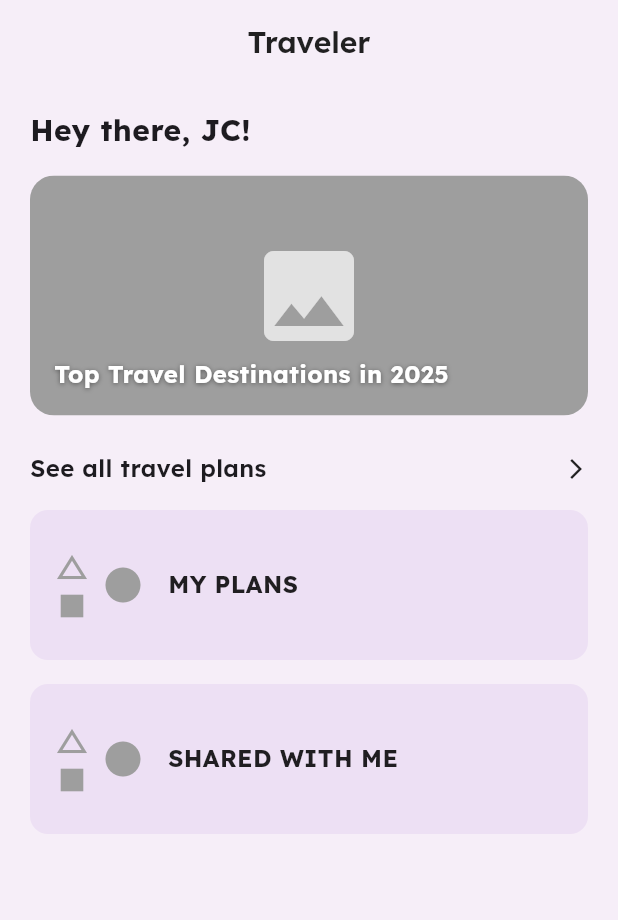
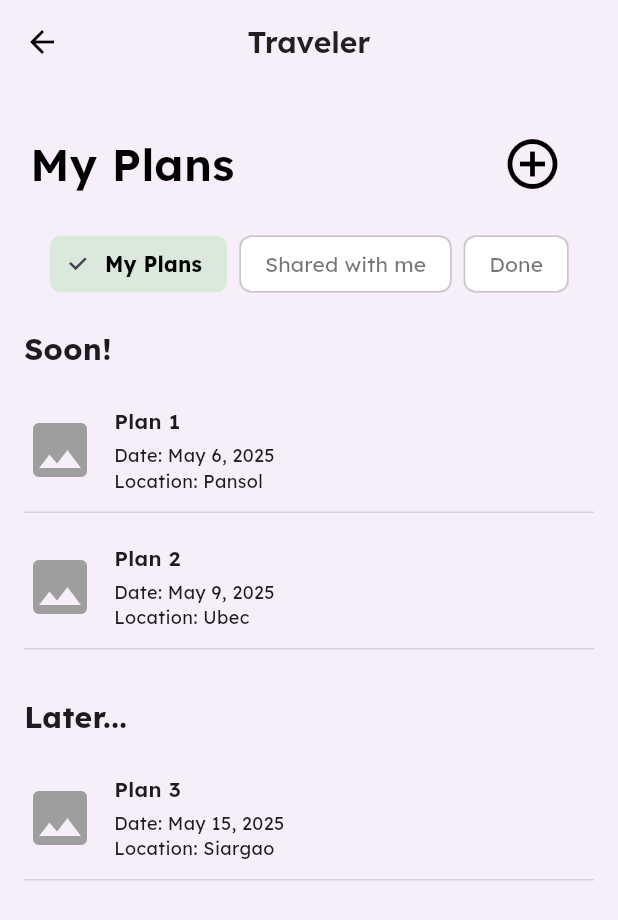
Before and after one commit to jpcabatingan/HaoFar_TravelApp, a Flutter app: the screen it shows after launch, on a phone screen of 412 x 824 dp. Shown: the top 920 px of the screen. Run offline on Flutter 3.47's test engine with Material 3 defaults, Android fonts, the phone set to English and light mode, and no system bars; our stand-ins replace firebase_core, google_fonts; accounts and stored records are empty.

Commit message:
chore: added travel plans list

```diff
--- a/project/lib/main.dart
+++ b/project/lib/main.dart
@@ -18,6 +18,8 @@ import 'package:project/screens/sign_up.dart';
 import 'package:project/screens/sign_up_interests.dart';
 
 import 'package:project/screens/homepage/homepage.dart';
+import 'package:project/screens/travel_plans_list.dart';
+
 import 'package:project/screens/profile/profile.dart';
 import 'package:project/screens/friends/friends.dart';
 
@@ -63,12 +65,13 @@ class MyApp extends StatelessWidget {
       initialRoute: "/",
       // routes of different pages
       routes: {
-        '/': (context) => const Homepage(),
+        '/': (context) => const TravelPlans(),
         '/signIn': (context) => const SignIn(),
         '/signUp': (context) => const SignUp(),
         '/signUpInterests': (context) => const SignUpInterests(),
         '/signUpTravelStyles': (context) => const SignUpTravelStyles(),
-        // '/homepage': (context) => const Homepage(),
+        '/homepage': (context) => const Homepage(),
+        '/travelPlans': (context) => const TravelPlans(),
       },
       // home: const Banner(
       //   message: 'Navigation Bar',
--- a/project/lib/screens/homepage/homepage.dart
+++ b/project/lib/screens/homepage/homepage.dart
@@ -92,7 +92,11 @@ class _HomepageState extends State<Homepage> {
               ),
             ),
             const SizedBox(height: 24),
-            Row(
+            GestureDetector(
+              onTap: () {
+                Navigator.pushNamed(context, '/travelPlans');
+              },
+              child: Row(
                 mainAxisAlignment: MainAxisAlignment.spaceBetween,
                 children: const [
                   Text(
@@ -102,6 +106,8 @@ class _HomepageState extends State<Homepage> {
                   Icon(Icons.arrow_forward_ios, size: 16),
                 ],
               ),
+            ),
+
             const SizedBox(height: 16),
             _verticalPlanCard('MY PLANS', () {
               Navigator.pushNamed(context, '/myPlans');
--- /dev/null
+++ b/project/lib/screens/travel_plans_list.dart
@@ -0,0 +1,269 @@
+import 'package:flutter/material.dart';
+import 'package:intl/intl.dart';
+
+class TravelPlan {
+  final String title;
+  final DateTime date;
+  final String location;
+  final String category;
+
+  TravelPlan({
+    required this.title,
+    required this.date,
+    required this.location,
+    required this.category,
+  });
+}
+
+class TravelPlans extends StatefulWidget {
+  const TravelPlans({super.key});
+
+  @override
+  State<TravelPlans> createState() => _TravelPlansState();
+}
+
+class _TravelPlansState extends State<TravelPlans> {
+  //  app colors
+  final Color _labelsColor = const Color.fromARGB(255, 80, 78, 118);
+  final Color _fieldColor = const Color.fromARGB(255, 255, 255, 255);
+  final Color _titleColor = const Color.fromARGB(255, 80, 78, 118);
+  final Color _btnColorContinue = const Color.fromARGB(255, 163, 181, 101);
+
+  final Color _cardMyColor = const Color.fromARGB(255, 241, 100, 46);
+  final Color _textMyColor = const Color.fromARGB(255, 255, 255, 255);
+  final Color _cardSharedColor = const Color.fromARGB(255, 252, 221, 157);
+
+  final formkey = GlobalKey<FormState>();
+  String selectedCategory = "my";
+
+  final List<TravelPlan> allPlans = [
+    TravelPlan(
+      title: 'Plan 1',
+      date: DateTime(2025, 5, 6),
+      location: 'Pansol',
+      category: 'my',
+    ),
+    TravelPlan(
+      title: 'Plan 2',
+      date: DateTime(2025, 5, 9),
+      location: 'Ubec',
+      category: 'my',
+    ),
+    TravelPlan(
+      title: 'Plan 3',
+      date: DateTime(2025, 5, 15),
+      location: 'Siargao',
+      category: 'my',
+    ),
+    TravelPlan(
+      title: 'Plan 4',
+      date: DateTime(2025, 5, 6),
+      location: 'Kahit saan',
+      category: 'shared',
+    ),
+    TravelPlan(
+      title: 'Plan 5',
+      date: DateTime(2025, 5, 9),
+      location: 'BGC',
+      category: 'shared',
+    ),
+    TravelPlan(
+      title: 'Plan 6',
+      date: DateTime(2025, 5, 15),
+      location: 'Baguio',
+      category: 'shared',
+    ),
+    TravelPlan(
+      title: 'Plan 7',
+      date: DateTime(2025, 4, 6),
+      location: 'Ewan',
+      category: 'done',
+    ),
+    TravelPlan(
+      title: 'Plan 8',
+      date: DateTime(2025, 4, 9),
+      location: 'Dorm',
+      category: 'done',
+    ),
+  ];
+
+  List<TravelPlan> getFilteredPlans(String category) {
+    return allPlans.where((plan) => plan.category == category).toList()
+      ..sort((a, b) => a.date.compareTo(b.date));
+  }
+
+  List<TravelPlan> getSoonPlans(List<TravelPlan> plans) {
+    final now = DateTime.now();
+    final soon = now.add(const Duration(days: 7));
+    return plans
+        .where((p) => p.date.isAfter(now) && p.date.isBefore(soon))
+        .toList();
+  }
+
+  List<TravelPlan> getLaterPlans(List<TravelPlan> plans) {
+    final soon = DateTime.now().add(const Duration(days: 7));
+    return plans.where((p) => p.date.isAfter(soon)).toList();
+  }
+
+  @override
+  Widget build(BuildContext context) {
+    return Scaffold(backgroundColor: Colors.white, body: _createBody(context));
+  }
+
+  Widget _createBody(BuildContext context) {
+    final filteredPlans = getFilteredPlans(selectedCategory);
+    final isDone = selectedCategory == "done";
+
+    return Scaffold(
+      backgroundColor: const Color(0xFFF6EEF8),
+      appBar: AppBar(
+        backgroundColor: const Color(0xFFF6EEF8),
+        elevation: 0,
+        leading: BackButton(color: Colors.black, onPressed: () => Navigator.pushNamed(context, '/homepage'),),
+        title: const Text(
+          'Traveler',
+          style: TextStyle(
+            color: Colors.black87,
+            fontWeight: FontWeight.w600,
+            fontSize: 20,
+          ),
+        ),
+        centerTitle: true,
+      ),
+      body: Column(
+        children: [
+          SizedBox(height: 25,),
+          Padding(
+            padding: EdgeInsets.only(left: 20, right: 20),
+            child: Row(
+              children: [
+                SizedBox(
+                  width: 300,
+                  child: Text(
+                    selectedCategory == "my"
+                        ? "My Plans"
+                        : selectedCategory == "shared"
+                        ? "Shared with me"
+                        : "Done",
+                    style: const TextStyle(
+                      color: Colors.black,
+                      fontWeight: FontWeight.w600,
+                      fontSize: 30,
+                    ),
+                  ),
+                ),
+                SizedBox(
+                  width: 70,
+                  child: IconButton(
+                    icon: const Icon(
+                      Icons.add_circle_outline,
+                      color: Colors.black,
+                      size: 40,
+                    ),
+                    onPressed: () {},
+                  ),
+                ),
+              ],
+            ),
+          ),
+
+          const SizedBox(height: 15),
+          _buildCategoryChips(),
+          const SizedBox(height: 8),
+
+          Expanded(
+            child: ListView(
+              padding: const EdgeInsets.symmetric(horizontal: 16),
+              children: [
+                if (!isDone && getSoonPlans(filteredPlans).isNotEmpty) ...[
+                  SizedBox(height: 10,),
+                  const Text(
+                    "Soon!",
+                    style: TextStyle(fontWeight: FontWeight.bold, fontSize: 20),
+                  ),
+                  const SizedBox(height: 8),
+                  ...getSoonPlans(filteredPlans).map(_buildPlanTile),
+                  const SizedBox(height: 16),
+                ],
+                if (!isDone && getLaterPlans(filteredPlans).isNotEmpty) ...[
+                  SizedBox(height: 10,),
+                  const Text(
+                    "Later...",
+                    style: TextStyle(fontWeight: FontWeight.bold, fontSize: 20),
+                  ),
+                  const SizedBox(height: 8),
+                  ...getLaterPlans(filteredPlans).map(_buildPlanTile),
+                ],
+                if (isDone) ...filteredPlans.map(_buildPlanTile),
+              ],
+            ),
+          ),
+        ],
+      ),
+    );
+  }
+
+  Widget _buildCategoryChips() {
+    return Padding(
+      padding: const EdgeInsets.symmetric(horizontal: 16),
+      child: Wrap(
+        spacing: 8,
+        children: [
+          _chipButton("My Plans", "my", Colors.green),
+          _chipButton("Shared with me", "shared", Colors.green),
+          _chipButton("Done", "done", Colors.red),
+        ],
+      ),
+    );
+  }
+
+  Widget _chipButton(String label, String value, Color activeColor) {
+    final isSelected = selectedCategory == value;
+    return ChoiceChip(
+      label: Text(label),
+      selected: isSelected,
+      onSelected: (_) => setState(() => selectedCategory = value),
+      selectedColor: activeColor.withOpacity(0.2),
+      backgroundColor: Colors.white,
+      labelStyle: TextStyle(
+        color: isSelected ? Colors.black : Colors.black54,
+        fontWeight: isSelected ? FontWeight.bold : FontWeight.normal,
+      ),
+      shape: RoundedRectangleBorder(borderRadius: BorderRadius.circular(8)),
+    );
+  }
+
+  Widget _buildPlanTile(TravelPlan plan) {
+    final dateStr = DateFormat.yMMMMd().format(plan.date);
+    return Container(
+      margin: const EdgeInsets.symmetric(vertical: 4),
+      padding: const EdgeInsets.symmetric(vertical: 12),
+      decoration: const BoxDecoration(
+        border: Border(bottom: BorderSide(color: Colors.black12)),
+      ),
+      child: Row(
+        children: [
+          const Icon(Icons.image, size: 48, color: Colors.grey),
+          const SizedBox(width: 12),
+          Expanded(
+            child: Column(
+              crossAxisAlignment: CrossAxisAlignment.start,
+              children: [
+                Text(
+                  plan.title,
+                  style: const TextStyle(fontWeight: FontWeight.w600),
+                ),
+                const SizedBox(height: 4),
+                Text("Date: $dateStr", style: const TextStyle(fontSize: 12)),
+                Text(
+                  "Location: ${plan.location}",
+                  style: const TextStyle(fontSize: 12),
+                ),
+              ],
+            ),
+          ),
+        ],
+      ),
+    );
+  }
+}
--- a/project/pubspec.yaml
+++ b/project/pubspec.yaml
@@ -39,6 +39,7 @@ dependencies:
   provider: ^6.1.4
   url_launcher: ^6.3.1
   gestures: ^1.0.0
+  intl: ^0.20.2
 
 dev_dependencies:
   flutter_test:
```
Also changed, not shown: project/lib/screens/travel_plans/my_plans.dart (deleted), project/lib/screens/travel_plans/shared_plans.dart (deleted), project/pubspec.lock. Lines whose indentation alone changed are shown as unchanged.
